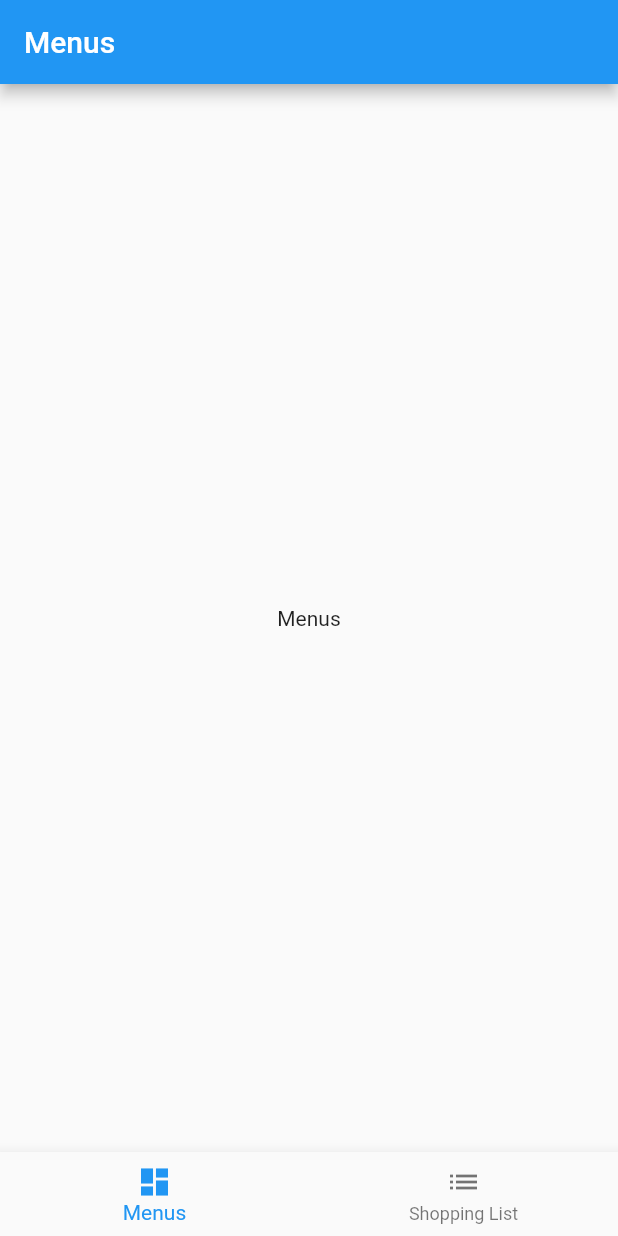
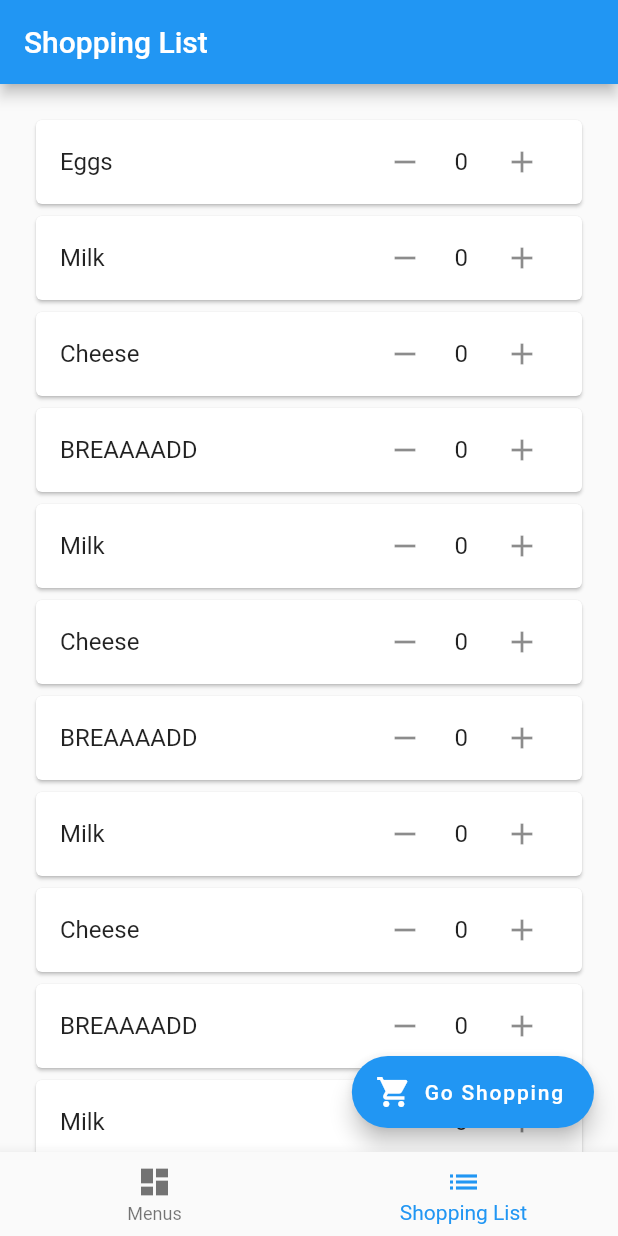
Before and after one commit to big-wisdom/get_that_bread, a Flutter app: the screen it shows after launch, on a phone screen of 412 x 824 dp. Run offline on Flutter 3.47's test engine with Material 2 defaults, Android fonts, the phone set to English and light mode, and no system bars.

```diff
--- a/lib/routes/home.dart
+++ b/lib/routes/home.dart
@@ -1,6 +1,6 @@
 import 'package:flutter/material.dart';
-import 'package:get_that_bread/routes/menus/menus.dart';
-import 'package:get_that_bread/routes/shoppingList/shoppingList.dart';
+import 'package:get_that_bread/routes/menus/menus_screen.dart';
+import 'package:get_that_bread/routes/shoppingList/shopping_list_screen.dart';
 
 class Home extends StatefulWidget {
   @override
@@ -8,11 +8,11 @@ class Home extends StatefulWidget {
 }
 
 class _HomeState extends State<Home> {
-  int _selectedIndex = 0;
+  int _selectedIndex = 1;
 
   static List<Widget> _widgetOptions = <Widget>[
-    Menus(),
-    ShoppingList()
+    MenusScreen(),
+    ShoppingListScreen()
   ];
 
   void _onItemTapped(int index) {
--- a/lib/routes/menus/menus.dart
+++ /dev/null
@@ -1,12 +0,0 @@
-import 'package:flutter/material.dart';
-
-class Menus extends StatelessWidget {
-  @override
-  Widget build(BuildContext context) {
-    return Scaffold(
-        appBar: AppBar(title: Text("Menus")),
-        body: Center(
-          child: Text("Menus"),
-        ));
-  }
-}
--- /dev/null
+++ b/lib/routes/shoppingList/shopping_list_screen.dart
@@ -0,0 +1,108 @@
+import 'package:flutter/material.dart';
+import 'package:get_that_bread/routes/inventory/inventory.dart';
+import 'file:///C:/Dev/flutter/get_that_bread/lib/widgets/counter.dart';
+
+class ShoppingListScreen extends StatelessWidget {
+  @override
+  Widget build(BuildContext context) {
+    return Scaffold(
+      appBar: AppBar(
+        title: Text("Shopping List"),
+      ),
+      body: ListView(
+          padding: EdgeInsets.fromLTRB(20.0, 20.0, 20.0, 100.0),
+          shrinkWrap: true,
+          children: <Widget>[
+            Card(
+              child: ListTile(
+                title: Text("Eggs"),
+                trailing: Counter(),
+              ),
+            ),
+            Card(
+              child: ListTile(
+                title: Text("Milk"),
+                trailing: Counter(),
+              ),
+            ),
+            Card(
+              child: ListTile(
+                title: Text("Cheese"),
+                trailing: Counter(),
+              ),
+            ),
+            Card(
+              child: ListTile(
+                title: Text("BREAAAADD"),
+                trailing: Counter(),
+              ),
+            ),
+            Card(
+              child: ListTile(
+                title: Text("Milk"),
+                trailing: Counter(),
+              ),
+            ),
+            Card(
+              child: ListTile(
+                title: Text("Cheese"),
+                trailing: Counter(),
+              ),
+            ),
+            Card(
+              child: ListTile(
+                title: Text("BREAAAADD"),
+                trailing: Counter(),
+              ),
+            ),
+            Card(
+              child: ListTile(
+                title: Text("Milk"),
+                trailing: Counter(),
+              ),
+            ),
+            Card(
+              child: ListTile(
+                title: Text("Cheese"),
+                trailing: Counter(),
+              ),
+            ),
+            Card(
+              child: ListTile(
+                title: Text("BREAAAADD"),
+                trailing: Counter(),
+              ),
+            ),
+            Card(
+              child: ListTile(
+                title: Text("Milk"),
+                trailing: Counter(),
+              ),
+            ),
+            Card(
+              child: ListTile(
+                title: Text("Cheese"),
+                trailing: Counter(),
+              ),
+            ),
+            Card(
+              child: ListTile(
+                title: Text("BREAAAADD"),
+                trailing: Counter(),
+              ),
+            ),
+          ],
+        ),
+      floatingActionButton: FloatingActionButton.extended(
+        label: Text("Go Shopping"),
+        icon: Icon(Icons.shopping_cart),
+        onPressed: () {
+          Navigator.push(
+            context,
+            MaterialPageRoute(builder: (context) => Inventory()),
+          );
+        },
+      ),
+    );
+  }
+}
--- a/lib/routes/shoppingList/widgets/counter.dart
+++ b/lib/widgets/counter.dart
@@ -9,32 +9,46 @@ class Counter extends StatefulWidget {
 class _CounterState extends State<Counter> {
   int _counter;
   TextEditingController _controller;
+  FocusNode _focusNode;
 
   @override
   void initState() {
     super.initState();
     _counter = 0;
-    _controller = new TextEditingController(text: '$_counter');
+    _controller = new TextEditingController(text: _counter.toString());
+//    _focusNode = new FocusNode();
+//    _focusNode.addListener(() {
+//      if (_focusNode.hasFocus) {
+//        _controller.selection =
+//            TextSelection(baseOffset: 0, extentOffset: _controller.text.length);
+//      }
+//    });
+  }
+
+  @override
+  void dispose() {
+    _controller.dispose();
+    super.dispose();
   }
 
   void _decrement() {
     setState(() {
-      _counter--;
-      _controller.text = '$_counter';
+      (_counter > 0) ? _counter-- : _counter = 0;
+      _controller.text = _counter.toString();
     });
   }
 
   void _increment() {
     setState(() {
       _counter++;
-      _controller.text = '$_counter';
+      _controller.text = _counter.toString();
     });
   }
 
   void _updateCounter(String str) {
     setState(() {
-      int val = int.parse(str);
-      _counter = val;
+      _controller.text.isEmpty ? _counter = 0 : _counter = int.parse(str);
+      _controller.text = _counter.toString();
     });
   }
 
@@ -51,12 +65,15 @@ class _CounterState extends State<Counter> {
             width: 30.0,
             child: TextField(
               controller: _controller,
+              focusNode: _focusNode,
               onChanged: _updateCounter,
               textAlign: TextAlign.center,
               keyboardType: TextInputType.number,
               inputFormatters: <TextInputFormatter>[
                 FilteringTextInputFormatter.digitsOnly
               ],
+              decoration: null,
+              maxLength: 3,
             ),
           ),
           IconButton(
--- a/pubspec.yaml
+++ b/pubspec.yaml
@@ -25,6 +25,7 @@ dependencies:
     sdk: flutter
 
 
+
   # The following adds the Cupertino Icons font to your application.
   # Use with the CupertinoIcons class for iOS style icons.
   cupertino_icons: ^0.1.3
@@ -44,6 +45,8 @@ flutter:
   # the material Icons class.
   uses-material-design: true
 
+  assets:
+    - images/meal.png
   # To add assets to your application, add an assets section, like this:
   # assets:
   #   - images/a_dot_burr.jpeg
```
Also changed, not shown: lib/routes/dish/edit_dish_screen.dart (added, +40 -0 lines), lib/routes/inventory/inventory.dart (added, +109 -0 lines), lib/routes/menus/menus_screen.dart (added, +66 -0 lines), lib/routes/menus/widgets/dish.dart (added, +28 -0 lines), lib/routes/menus/widgets/dish_card.dart (added, +66 -0 lines), lib/routes/menus/widgets/menu.dart (added, +26 -0 lines), lib/routes/shoppingList/shoppingList.dart (deleted, +0 -47 lines), images/meal.png (added).
